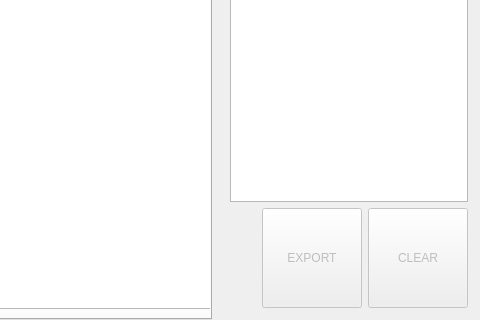
Above: src/main/resources/base/design.ui from OndrejPistora/thymos-loader before the change; both pictures show x 372 to 852 and y 462 to 782 of the 852 by 782 pixel window. Below: the same form after it.
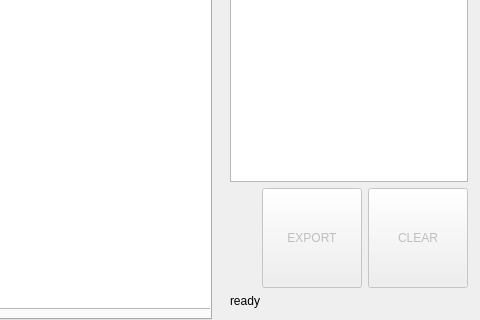
That is the form after the change. Custom widgets are drawn as their Qt base class.

Commit message: rework state machine of measuring

```diff
--- a/src/main/resources/base/design.ui
+++ b/src/main/resources/base/design.ui
@@ -1575,6 +1575,13 @@
                       </layout>
                      </widget>
                     </item>
+                    <item>
+                     <widget class="QLabel" name="lExportState">
+                      <property name="text">
+                       <string>ready</string>
+                      </property>
+                     </widget>
+                    </item>
                    </layout>
                   </widget>
                  </item>
```
Left out of the diff: 12 changed lines with no effect on the pictures. The commit also changes 1 other file.
